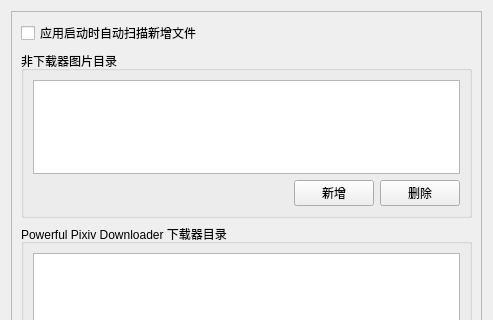
The window that src/ui/settings_dialog.ui (R4nd5tr/waifu_gallery) describes before a commit, drawn with Qt 5; both pictures show x 0 to 493 and y 0 to 320 of the 493 by 612 pixel window.
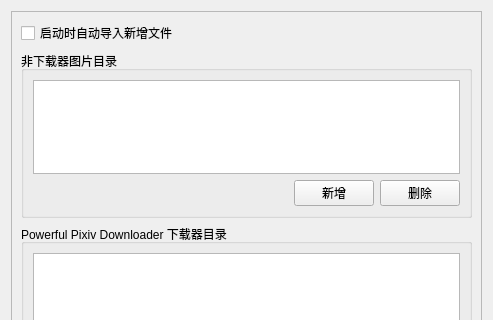
The same window after the commit.

Diff of the .ui file:
```diff
--- a/src/ui/settings_dialog.ui
+++ b/src/ui/settings_dialog.ui
@@ -32,7 +32,7 @@
        <item>
         <widget class="QCheckBox" name="checkBox">
          <property name="text">
-          <string>应用启动时自动扫描新增文件</string>
+          <string>启动时自动导入新增文件</string>
          </property>
         </widget>
        </item>
```
Left out of the diff: 30 changed lines with no effect on the pictures.
